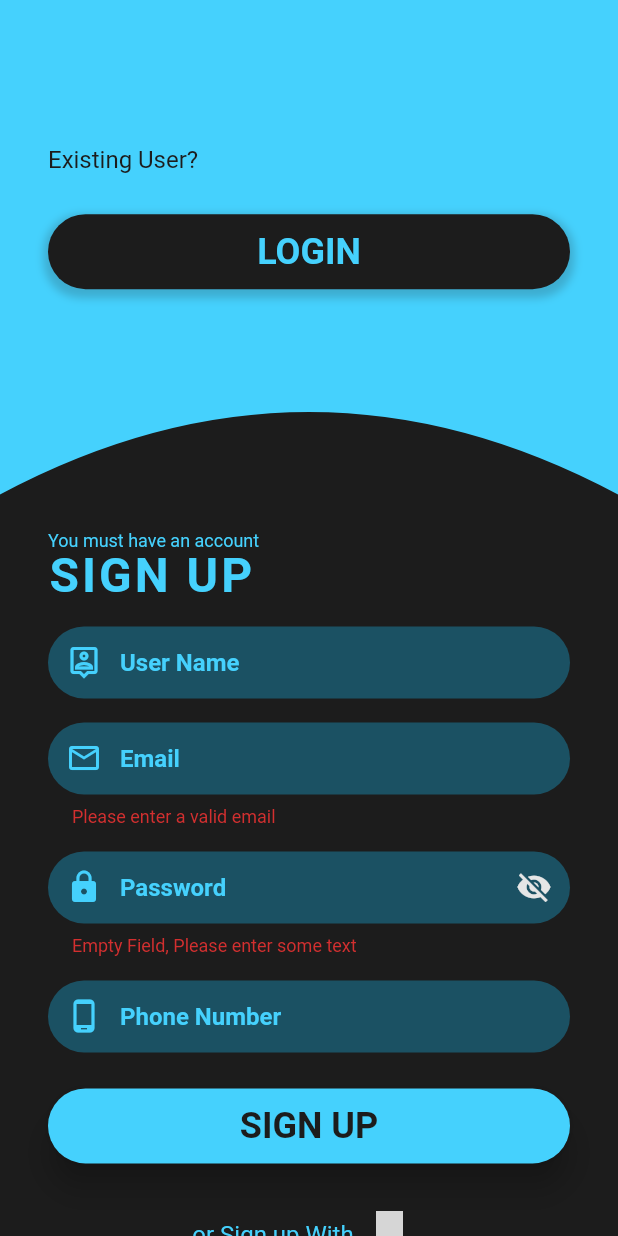
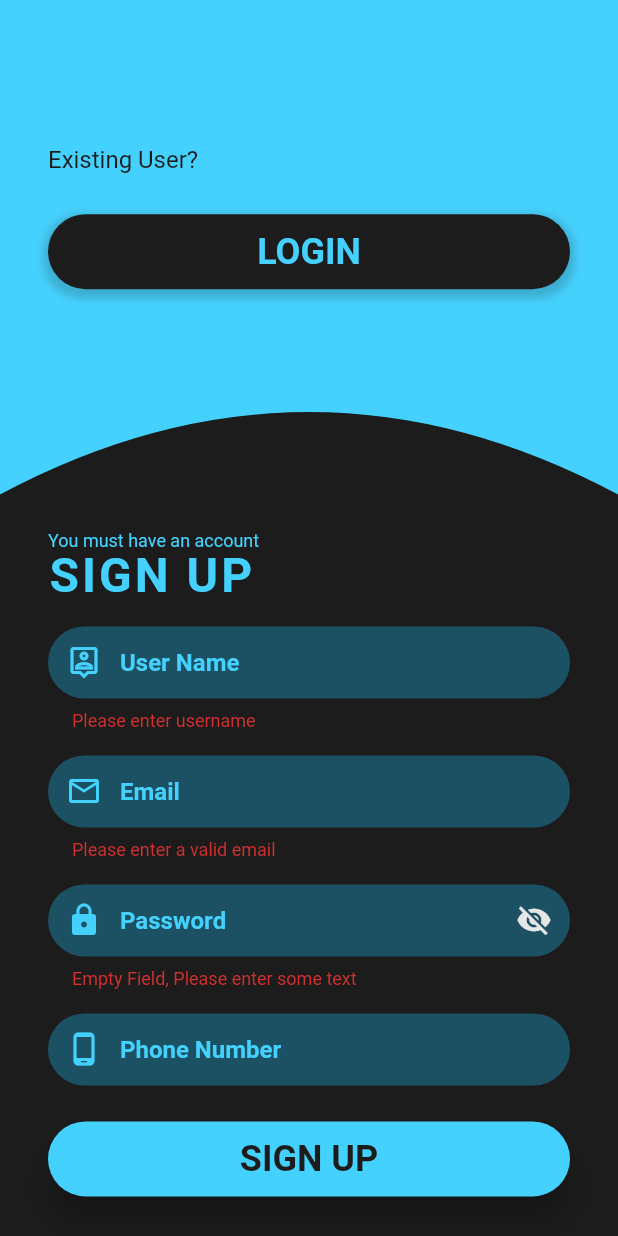
Before and after one commit to elrahmaan/flutter-onlineshop-mzid, a Flutter app: the screen it shows after launch, after a tap on "OR", on a phone screen of 412 x 824 dp. Run offline on Flutter 3.47's test engine with Material 2 defaults, Android fonts, the phone set to English and light mode, and no system bars; our stand-ins replace animated_splash_screen, carousel_pro, email_validator, flutter_icons; network calls fail; grey boxes are pictures that could not be loaded.

Commit message:
sign up - add validator in textformfield username

```diff
--- a/lib/widgets/signup.dart
+++ b/lib/widgets/signup.dart
@@ -49,7 +49,13 @@ class _SignUpState extends State<SignUp> {
           ),
           TextFormField(
             controller: userNameController,
-            validator: (value) {},
+            validator: (value) {
+              if (value == "") {
+                return "Please enter username";
+              } else if (value.length < 6) {
+                return "Username is to short";
+              }
+            },
             keyboardType: TextInputType.text,
             style: TextStyle(
                 color: Color(0xFF45D1FD),
```
